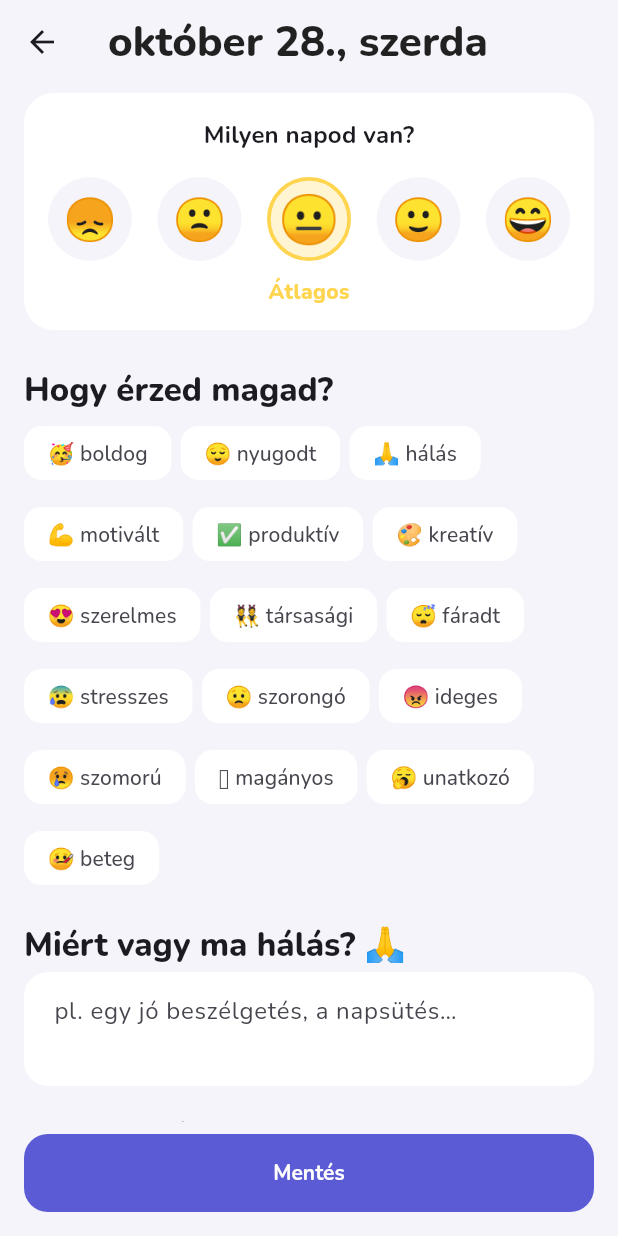
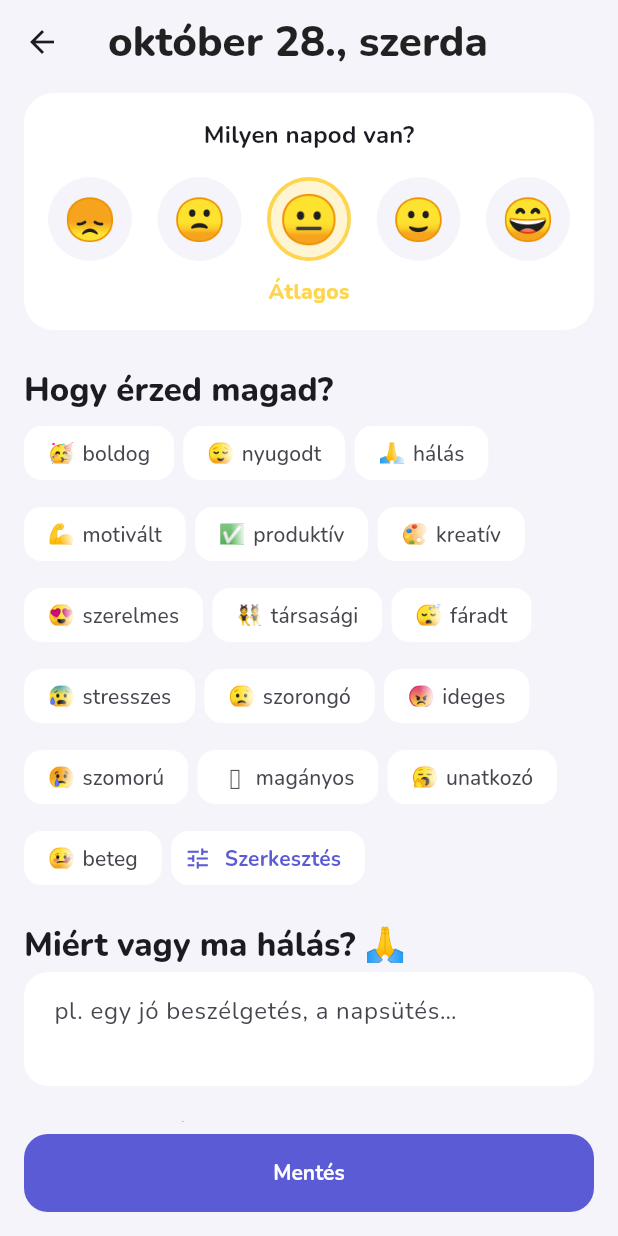
Before and after one commit to mikii561/eletrend, a Flutter app: the screen it shows after launch, scrolled down 176 dp, after a tap on "Miért vagy ma hálás?", on a phone screen of 412 x 824 dp. Run offline on Flutter 3.47's test engine with Material 3 defaults, Android fonts, the phone set to English and light mode, and no system bars; our stand-ins replace flutter_local_notifications, flutter_map, flutter_timezone, google_fonts, image_picker, latlong2 and 2 more.

Commit message:
Saját hangulatcímkék: bármilyen emoji vagy saját kép, átnevezés, elrejtés, sorrend
Co-Authored-By: Claude Opus 5.5 <noreply@anthropic.com>

```diff
--- a/lib/models.dart
+++ b/lib/models.dart
@@ -1,5 +1,8 @@
 /// Az app adatmodelljei: programok, szokások, naplóbejegyzések.
 library;
+
+import 'dart:convert';
+import 'dart:typed_data';
 
 /// Egy napot azonosító kulcs, pl. "2026-10-27".
 String dayKey(DateTime d) =>
@@ -119,7 +122,7 @@ class JournalEntry {
   /// A nap fotója a telefon tárhelyén (null, ha nincs).
   String? photoPath;
 
-  /// Hangulatcímkék a [moodTags] nevei közül.
+  /// A kiválasztott hangulatcímkék azonosítói ([MoodTag.id]).
   List<String> tags;
 
   Map<String, dynamic> toJson() => {
@@ -147,8 +150,47 @@ class JournalEntry {
       );
 }
 
-/// Választható hangulatcímkék: név → emoji.
-const moodTags = {
+/// Hangulatcímke: beépített vagy saját, emojival vagy saját képpel.
+class MoodTag {
+  MoodTag({required this.id, required this.name, this.emoji = '🏷️', this.image, this.visible = true});
+
+  /// Állandó azonosító; a bejegyzések ezt tárolják, így átnevezéskor sem vesznek el.
+  final String id;
+  String name;
+  String emoji;
+
+  /// Megjelenik-e a napló szerkesztőjében.
+  bool visible;
+
+  /// Saját kép base64-ben (null, ha emoji van helyette).
+  String? image;
+
+  String? _decodedFrom;
+  Uint8List? _bytes;
+
+  /// A kép bájtjai; csak akkor dekódoljuk újra, ha a kép megváltozott.
+  Uint8List? get imageBytes {
+    if (image == null) return null;
+    if (!identical(_decodedFrom, image)) {
+      _bytes = base64Decode(image!);
+      _decodedFrom = image;
+    }
+    return _bytes;
+  }
+
+  Map<String, dynamic> toJson() => {'id': id, 'name': name, 'emoji': emoji, 'image': image, 'visible': visible};
+
+  factory MoodTag.fromJson(Map<String, dynamic> j) => MoodTag(
+        id: j['id'] as String,
+        name: j['name'] as String,
+        emoji: j['emoji'] as String? ?? '🏷️',
+        image: j['image'] as String?,
+        visible: j['visible'] as bool? ?? true,
+      );
+}
+
+/// Az alap hangulatcímkék (név → emoji). A nevük egyben az azonosítójuk is.
+const defaultMoodTags = {
   'boldog': '🥳',
   'nyugodt': '😌',
   'hálás': '🙏',
@@ -167,7 +209,5 @@ const moodTags = {
   'beteg': '🤒',
 };
 
-String tagLabel(String tag) => '${moodTags[tag] ?? '🏷️'} $tag';
-
 const moodEmojis = ['😞', '🙁', '😐', '🙂', '😄'];
 const moodLabels = ['Nagyon rossz', 'Rossz', 'Átlagos', 'Jó', 'Nagyon jó'];
--- a/lib/screens/journal_screen.dart
+++ b/lib/screens/journal_screen.dart
@@ -11,7 +11,9 @@ import '../store.dart';
 import '../theme.dart';
 import '../widgets/common.dart';
 import '../stats.dart';
+import '../widgets/tag_icon.dart';
 import 'stats_screen.dart';
+import 'tags_screen.dart';
 import 'today_screen.dart' show MoodButton;
 
 /// Hangulat- és hálanapló: a hét hangulata és a korábbi bejegyzések.
@@ -77,7 +79,7 @@ class _JournalScreenState extends State<JournalScreen> {
                     // A leggyakoribbak (a tagStats gyakoriság szerint rendez)
                     for (final t in usedTags.take(8))
                       ChoiceChip(
-                        label: Text(tagLabel(t)),
+                        label: TagLabel(store.tagFor(t)),
                         showCheckmark: false,
                         selected: filter == t,
                         selectedColor: AppColors.primary.withValues(alpha: 0.18),
@@ -102,6 +104,7 @@ class _EntryCard extends StatelessWidget {
 
   @override
   Widget build(BuildContext context) {
+    final store = StoreScope.of(context);
     final j = entry;
     final color = AppColors.moods[j.mood - 1];
     return Card(
@@ -123,8 +126,10 @@ class _EntryCard extends StatelessWidget {
                         children: [
                           Text(moodEmojis[j.mood - 1], style: const TextStyle(fontSize: 22)),
                           const SizedBox(width: 8),
-                          Text(DateFormat('MMMM d., EEEE', 'hu').format(j.date),
-                              style: Theme.of(context).textTheme.titleMedium),
+                          Flexible(
+                            child: Text(DateFormat('MMMM d., EEEE', 'hu').format(j.date),
+                                maxLines: 1, overflow: TextOverflow.ellipsis, style: Theme.of(context).textTheme.titleMedium),
+                          ),
                         ],
                       ),
                       if (j.tags.isNotEmpty) ...[
@@ -132,7 +137,7 @@ class _EntryCard extends StatelessWidget {
                         Wrap(
                           spacing: 4,
                           runSpacing: 4,
-                          children: [for (final t in j.tags) _TagPill(t)],
+                          children: [for (final t in j.tags) _TagPill(store.tagFor(t))],
                         ),
                       ],
                       if (j.gratitude.isNotEmpty) ...[
@@ -178,14 +183,14 @@ class _EntryCard extends StatelessWidget {
 class _TagPill extends StatelessWidget {
   const _TagPill(this.tag);
 
-  final String tag;
+  final MoodTag tag;
 
   @override
   Widget build(BuildContext context) {
     return Container(
       padding: const EdgeInsets.symmetric(horizontal: 8, vertical: 2),
       decoration: BoxDecoration(color: AppColors.background, borderRadius: BorderRadius.circular(10)),
-      child: Text(tagLabel(tag), style: const TextStyle(fontSize: 12, fontWeight: FontWeight.w600)),
+      child: TagLabel(tag, size: 14, style: const TextStyle(fontSize: 12, fontWeight: FontWeight.w600)),
     );
   }
 }
@@ -316,7 +321,7 @@ class _JournalEditorState extends State<JournalEditor> {
         ..question = answer.isEmpty ? '' : _question
         ..answer = answer
         ..photoPath = _photo
-        ..tags = [for (final t in moodTags.keys) if (_tags.contains(t)) t],
+        ..tags = [for (final t in StoreScope.of(context).moodTags) if (_tags.contains(t.id)) t.id],
     );
     _saved = true;
     Navigator.pop(context);
@@ -335,6 +340,7 @@ class _JournalEditorState extends State<JournalEditor> {
   @override
   Widget build(BuildContext context) {
     final theme = Theme.of(context);
+    final store = StoreScope.of(context);
     return Scaffold(
       appBar: AppBar(
         title: Text(DateFormat('MMMM d., EEEE', 'hu').format(widget.date)),
@@ -388,14 +394,21 @@ class _JournalEditorState extends State<JournalEditor> {
             spacing: 6,
             runSpacing: 6,
             children: [
-              for (final t in moodTags.keys)
-                FilterChip(
-                  label: Text(tagLabel(t)),
-                  showCheckmark: false,
-                  selected: _tags.contains(t),
-                  selectedColor: AppColors.primary.withValues(alpha: 0.18),
-                  onSelected: (on) => setState(() => on ? _tags.add(t) : _tags.remove(t)),
-                ),
+              // A rejtett címkék közül csak azok, amik ennél a napnál már ki vannak jelölve.
+              for (final t in store.moodTags)
+                if (t.visible || _tags.contains(t.id))
+                  FilterChip(
+                    label: TagLabel(t),
+                    showCheckmark: false,
+                    selected: _tags.contains(t.id),
+                    selectedColor: AppColors.primary.withValues(alpha: 0.18),
+                    onSelected: (on) => setState(() => on ? _tags.add(t.id) : _tags.remove(t.id)),
+                  ),
+              ActionChip(
+                avatar: const Icon(Icons.tune, size: 18, color: AppColors.primary),
+                label: const Text('Szerkesztés', style: TextStyle(color: AppColors.primary, fontWeight: FontWeight.w700)),
+                onPressed: () => Navigator.of(context).push(MaterialPageRoute(builder: (_) => const TagsScreen())),
+              ),
             ],
           ),
           const SectionTitle('Miért vagy ma hálás? 🙏'),
--- a/lib/store.dart
+++ b/lib/store.dart
@@ -15,6 +15,9 @@ class AppStore extends ChangeNotifier {
   List<Habit> habits = [];
   List<JournalEntry> journal = [];
   List<String> friends = [];
+
+  /// Hangulatcímkék a felhasználó sorrendjében.
+  List<MoodTag> moodTags = [];
 
   // Emlékeztetők beállításai
   bool dailyReminder = true;
@@ -38,6 +41,9 @@ class AppStore extends ChangeNotifier {
     habits = list('habits').map(Habit.fromJson).toList();
     journal = list('journal').map(JournalEntry.fromJson).toList();
     friends = _prefs.getStringList('friends') ?? [];
+    moodTags = _prefs.containsKey('moodTags')
+        ? list('moodTags').map(MoodTag.fromJson).toList()
+        : [for (final t in defaultMoodTags.entries) MoodTag(id: t.key, name: t.key, emoji: t.value)];
     dailyReminder = _prefs.getBool('dailyReminder') ?? true;
     reminderTime = TimeOfDay(
       hour: _prefs.getInt('reminderHour') ?? 20,
@@ -51,6 +57,7 @@ class AppStore extends ChangeNotifier {
     _prefs.setString('habits', jsonEncode(habits.map((h) => h.toJson()).toList()));
     _prefs.setString('journal', jsonEncode(journal.map((j) => j.toJson()).toList()));
     _prefs.setStringList('friends', friends);
+    _prefs.setString('moodTags', jsonEncode(moodTags.map((t) => t.toJson()).toList()));
     _prefs.setBool('dailyReminder', dailyReminder);
     _prefs.setInt('reminderHour', reminderTime.hour);
     _prefs.setInt('reminderMinute', reminderTime.minute);
@@ -147,6 +154,49 @@ class AppStore extends ChangeNotifier {
     journal.remove(entry);
     _save();
   }
+
+  // Hangulatcímkék
+
+  /// A címke az azonosítója alapján; ismeretlennél egy helyettesítő.
+  MoodTag tagFor(String id) {
+    for (final t in moodTags) {
+      if (t.id == id) return t;
+    }
+    return MoodTag(id: id, name: id);
+  }
+
+  List<MoodTag> get visibleTags => moodTags.where((t) => t.visible).toList();
+
+  /// Van-e már ilyen nevű címke (kis- és nagybetűtől függetlenül).
+  bool tagNameTaken(String name, {MoodTag? except}) =>
+      moodTags.any((t) => t != except && t.name.toLowerCase() == name.trim().toLowerCase());
+
+  MoodTag addTag({required String name, required String emoji, String? image}) {
+    final tag = MoodTag(id: 'sajat-${newId()}', name: name.trim(), emoji: emoji, image: image);
+    moodTags.add(tag);
+    _save();
+    return tag;
+  }
+
+  /// Egy címke módosítása után (név, emoji, kép, láthatóság) menti a változást.
+  void updateTag(MoodTag tag) => _save();
+
+  void moveTag(int from, int to) {
+    moodTags.insert(to, moodTags.removeAt(from));
+    _save();
+  }
+
+  /// Hány bejegyzésben szerepel a címke.
+  int tagUsage(MoodTag tag) => journal.where((j) => j.tags.contains(tag.id)).length;
+
+  /// Törli a címkét, és kiveszi a bejegyzésekből is.
+  void removeTag(MoodTag tag) {
+    moodTags.remove(tag);
+    for (final j in journal) {
+      j.tags.remove(tag.id);
+    }
+    _save();
+  }
 }
 
 /// A store elérése a widgetfából: `StoreScope.of(context)`.
--- /dev/null
+++ b/lib/widgets/tag_icon.dart
@@ -0,0 +1,48 @@
+import 'package:flutter/material.dart';
+
+import '../models.dart';
+
+/// Egy hangulatcímke ikonja: a saját kép, vagy ha nincs, az emoji.
+class TagIcon extends StatelessWidget {
+  const TagIcon(this.tag, {super.key, this.size = 18});
+
+  final MoodTag tag;
+  final double size;
+
+  @override
+  Widget build(BuildContext context) {
+    final bytes = tag.imageBytes;
+    if (bytes != null) {
+      return ClipRRect(
+        borderRadius: BorderRadius.circular(size * 0.3),
+        child: Image.memory(bytes, width: size, height: size, fit: BoxFit.cover, gaplessPlayback: true),
+      );
+    }
+    return SizedBox(
+      width: size,
+      height: size,
+      child: Center(child: Text(tag.emoji, style: TextStyle(fontSize: size * 0.8, height: 1))),
+    );
+  }
+}
+
+/// Ikon + név egy sorban (chipekhez, címkékhez).
+class TagLabel extends StatelessWidget {
+  const TagLabel(this.tag, {super.key, this.size = 18, this.style});
+
+  final MoodTag tag;
+  final double size;
+  final TextStyle? style;
+
+  @override
+  Widget build(BuildContext context) {
+    return Row(
+      mainAxisSize: MainAxisSize.min,
+      children: [
+        TagIcon(tag, size: size),
+        const SizedBox(width: 5),
+        Flexible(child: Text(tag.name, overflow: TextOverflow.ellipsis, style: style)),
+      ],
+    );
+  }
+}
```
Also changed, not shown: lib/photos.dart (+13 -0 lines), lib/screens/settings_screen.dart (+11 -0 lines), lib/screens/stats_screen.dart (+4 -3 lines), lib/screens/tags_screen.dart (added, +315 -0 lines), lib/stats.dart (+9 -4 lines), 2 other files.
